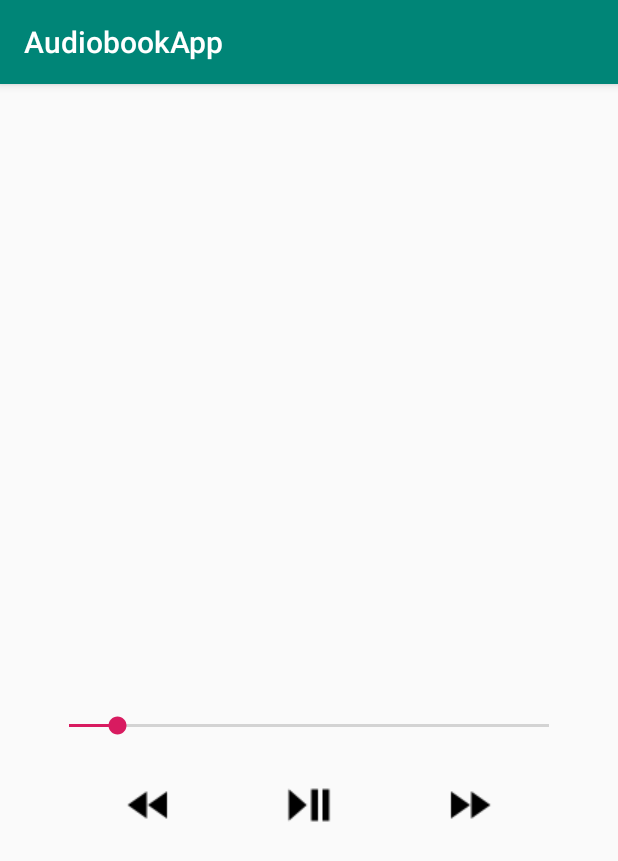
After one commit to jeffrisandy/audio_book_app, an Android app: the PlayerActivity screen opened directly, with no data from a screen before it, on a phone screen of 412 x 824 dp. The commit adds this screen. Shown: the top 861 px of the screen. Run offline under Robolectric (Android 15) with nearby library versions, the light colour scheme and no system bars.

Commit message:
add player activity

```diff
--- a/app/src/main/AndroidManifest.xml
+++ b/app/src/main/AndroidManifest.xml
@@ -9,7 +9,7 @@
         android:roundIcon="@mipmap/ic_launcher_round"
         android:supportsRtl="true"
         android:theme="@style/AppTheme">
-
+        <activity android:name=".PlayerActivity"></activity>
         <activity android:name=".MainActivity">
             <intent-filter>
                 <action android:name="android.intent.action.MAIN" />
@@ -17,25 +17,18 @@
                 <category android:name="android.intent.category.LAUNCHER" />
             </intent-filter>
         </activity>
-
         <activity
             android:name=".LeadershipActivity"
             android:label="Leadership Audio Books"
-            android:parentActivityName=".MainActivity">
-        </activity>
-
+            android:parentActivityName=".MainActivity"></activity>
         <activity
             android:name=".InvestingActivity"
             android:label="Investing Audio Books"
-            android:parentActivityName=".MainActivity">
-        </activity>
-
+            android:parentActivityName=".MainActivity"></activity>
         <activity
             android:name=".EntrepreneurActivity"
             android:label="Entrepreneurship Audio Books"
-            android:parentActivityName=".MainActivity">
-        </activity>
-
+            android:parentActivityName=".MainActivity"></activity>
     </application>
 
 </manifest>
--- a/app/src/main/java/com/example/audiobookapp/BookAdapter.java
+++ b/app/src/main/java/com/example/audiobookapp/BookAdapter.java
@@ -66,7 +66,7 @@ public class BookAdapter extends ArrayAdapter<Book> {
 
         // Find the TextView in the list_item.xml layout with the ID author_text_view
         TextView authorTextView = (TextView) listItemView.findViewById(R.id.author_text_view);
-        authorTextView.setText(currentBook.getAuthor());
+        authorTextView.setText("By " + currentBook.getAuthor());
 
         return listItemView;
 
--- a/app/src/main/java/com/example/audiobookapp/EntrepreneurActivity.java
+++ b/app/src/main/java/com/example/audiobookapp/EntrepreneurActivity.java
@@ -20,6 +20,14 @@ public class EntrepreneurActivity extends AppCompatActivity {
         ArrayList<Book> books = new ArrayList<Book>();
         books.add(new Book( "Bad Blood", "John Carreyrou", R.drawable.bad_blood_john_carreyrou));
         books.add(new Book( "Rework", "Jason Fried and David Heinemeir", R.drawable.rework_jason_fried_david_heinemeier_hansson));
+        books.add(new Book( "Measure What Matters", "John Doerr", R.drawable.measure_what_matters_john_doerr));
+        books.add(new Book( "Sprint", "Jake Knapp", R.drawable.sprint_jake_knapp));
+        books.add(new Book( "Steal Like An Artist", "Austin Kleon", R.drawable.steal_like_an_artist_austin_kleon));
+        books.add(new Book( "The $100 Startup", "Chris Guillebeau", R.drawable.the_100_startup_chris_guillebeau));
+        books.add(new Book( "The Lean Startup", "Eric Ries", R.drawable.the_lean_startup_eric_ries));
+        books.add(new Book( "The Personal MBA", "John Kaufman", R.drawable.the_personal_mba_john_kaufman));
+        books.add(new Book( "Think and Grow Rich", "Rich Napoleon", R.drawable.think_and_grow_rich_napoleon_hill));
+        books.add(new Book( "Zero to One", "Peter Thiel", R.drawable.zero_to_one_peter_thiel));
 
         BookAdapter booksAdapter = new BookAdapter(this, books);
 
@@ -27,26 +35,28 @@ public class EntrepreneurActivity extends AppCompatActivity {
 
         listView.setAdapter(booksAdapter);
 
-//        // Set OnClickListener on ListView to identify the item on ListView clicked by user
-//        // Text on the ListView item clicked is passed on to PlayerActivity
-//        listView.setOnItemClickListener(new AdapterView.OnItemClickListener() {
-//            @Override
-//            public void onItemClick(AdapterView<?> adapterView, View view, int position, long id) {
-//                // Get the selected opus.
-//                Book currentBook = (Book) adapterView.getItemAtPosition(position);
-//
-//                // Extract strings from Opus object.
-//                int bookCover = currentBook.getCover();
-//                String bookTitle = currentBook.getTitle();
-//                String bookAuthor = currentBook.getAuthor();
-//
-//                // Sending the name of song and author to PlayerActivity.
-//                Intent songIntent = new Intent(EntrepreneurActivity.this, PlayerActivity.class);
-//                songIntent.putExtra("song", songTitle);
-//                songIntent.putExtra("author", songAuthor);
-//                startActivity(songIntent);
-//            }
-//        });
+        // Set OnClickListener on ListView to identify the item on ListView clicked by user
+        // Text on the ListView item clicked is passed on to PlayerActivity
+        listView.setOnItemClickListener(new AdapterView.OnItemClickListener() {
+            @Override
+            public void onItemClick(AdapterView<?> adapterView, View view, int position, long id) {
+                // Get the selected opus.
+                Book currentBook = (Book) adapterView.getItemAtPosition(position);
+
+                // Extract strings from Opus object.
+                int bookCoverId = currentBook.getCoverId();
+                String bookTitle = currentBook.getTitle();
+                String bookAuthor = currentBook.getAuthor();
+
+                // Sending the name of song and author to PlayerActivity.
+                Intent bookIntent = new Intent(EntrepreneurActivity.this, PlayerActivity.class);
+                bookIntent.putExtra("title", bookTitle);
+                bookIntent.putExtra("author", "By " + bookAuthor);
+                bookIntent.putExtra("cover_id", bookCoverId);
+
+                startActivity(bookIntent);
+            }
+        });
 
     }
 }
--- /dev/null
+++ b/app/src/main/java/com/example/audiobookapp/PlayerActivity.java
@@ -0,0 +1,34 @@
+package com.example.audiobookapp;
+
+import android.content.Intent;
+import android.support.v7.app.AppCompatActivity;
+import android.os.Bundle;
+import android.widget.ImageView;
+import android.widget.TextView;
+
+public class PlayerActivity extends AppCompatActivity {
+
+    @Override
+    protected void onCreate(Bundle savedInstanceState) {
+        super.onCreate(savedInstanceState);
+        setContentView(R.layout.activity_player);
+
+        // Get extras from Intent.
+        android.content.Intent bookIntent = getIntent();
+
+        // Set the book title for playing.
+        TextView titleTextView = findViewById(R.id.player_title);
+        String bookTitlePlaying = bookIntent.getStringExtra("title");
+        titleTextView.setText(bookTitlePlaying);
+
+        // Set the book author for playing.
+        TextView authorTextView = findViewById(R.id.player_author);
+        String bookAuthorPlaying = bookIntent.getStringExtra("author");
+        authorTextView.setText(bookAuthorPlaying);
+
+        // Set the book cover id for playing.
+        ImageView coverImageView = findViewById(R.id.player_book_cover_image_view);
+        int bookCoverPlaying = bookIntent.getIntExtra("cover_id",0);
+        coverImageView.setImageResource(bookCoverPlaying);
+    }
+}
--- /dev/null
+++ b/app/src/main/res/layout/activity_player.xml
@@ -0,0 +1,79 @@
+<?xml version="1.0" encoding="utf-8"?>
+<ScrollView xmlns:android="http://schemas.android.com/apk/res/android"
+    xmlns:tools="http://schemas.android.com/tools"
+    android:layout_width="match_parent"
+    android:layout_height="match_parent">
+
+    <LinearLayout xmlns:android="http://schemas.android.com/apk/res/android"
+        xmlns:tools="http://schemas.android.com/tools"
+        android:layout_width="match_parent"
+        android:layout_height="wrap_content"
+        android:orientation="vertical"
+        android:padding="30dp">
+
+        <ImageView
+            android:id="@+id/player_book_cover_image_view"
+            android:layout_width="match_parent"
+            android:layout_height="300dp"
+            android:layout_gravity="center"
+            android:src="@drawable/rework_jason_fried_david_heinemeier_hansson"
+            android:layout_marginBottom="30dp"
+            android:scaleType="fitCenter"/>
+
+        <TextView
+            android:id="@+id/player_title"
+            android:layout_width="match_parent"
+            android:layout_height="wrap_content"
+            android:gravity="center"
+            android:textSize="20sp"
+            android:textColor="@android:color/black"
+            tools:text="Song Title" />
+
+        <TextView
+            android:id="@+id/player_author"
+            android:layout_width="match_parent"
+            android:layout_height="wrap_content"
+            android:gravity="center"
+            android:textSize="15sp"
+            android:textColor="@android:color/black"
+            tools:text="Author" />
+
+        <SeekBar
+            android:layout_width="match_parent"
+            android:layout_height="wrap_content"
+            android:max="100"
+            android:padding="10dp"
+            android:progress="10" />
+
+        <LinearLayout
+            android:layout_width="match_parent"
+            android:layout_height="wrap_content"
+            android:orientation="horizontal"
+            android:padding="16dp"
+            android:gravity="center_horizontal"
+            >
+            <ImageView
+                android:layout_width="0dp"
+                android:layout_height="wrap_content"
+                android:layout_weight="1"
+                android:src="@drawable/rewind"
+                />
+            <ImageView
+                android:layout_width="0dp"
+                android:layout_height="wrap_content"
+                android:layout_weight="1"
+                android:src="@drawable/play_pause"
+                />
+            <ImageView
+                android:layout_width="0dp"
+                android:layout_height="wrap_content"
+                android:layout_weight="1"
+                android:src="@drawable/fast_forward"
+                />
+
+
+        </LinearLayout>
+
+    </LinearLayout>
+
+</ScrollView>
--- a/app/src/main/res/layout/list_item.xml
+++ b/app/src/main/res/layout/list_item.xml
@@ -18,18 +18,20 @@
         android:layout_width="match_parent"
         android:layout_height="wrap_content"
         android:orientation="vertical"
-        android:paddingLeft="10dp">
+        android:paddingLeft="11dp">
 
         <TextView
             android:layout_width="match_parent"
             android:layout_height="wrap_content"
             android:id="@+id/title_text_view"
+            android:textSize="16sp"
             tools:text="Rework"/>
 
         <TextView
             android:layout_width="match_parent"
             android:layout_height="wrap_content"
             android:id="@+id/author_text_view"
+            android:textSize="12sp"
             tools:text="Jason Fried and David Heinemeier"/>
     </LinearLayout>
 
```
Also changed, not shown: app/src/main/res/drawable/fast_forward.png (added), app/src/main/res/drawable/play_pause.png (added), app/src/main/res/drawable/rewind.png (added).
